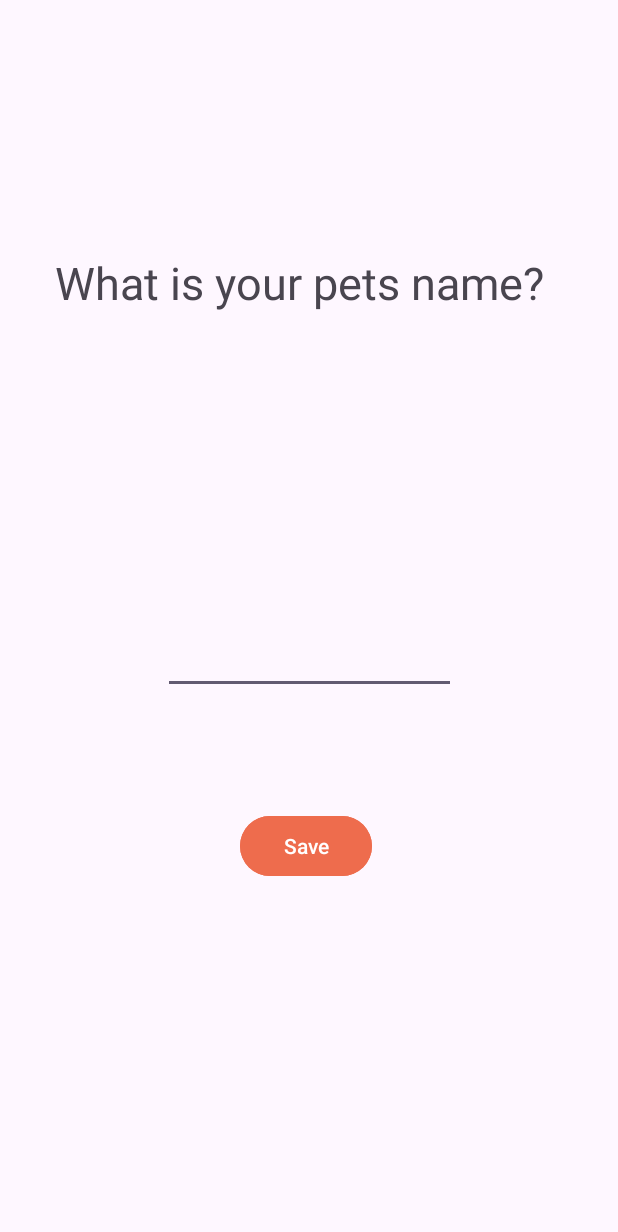
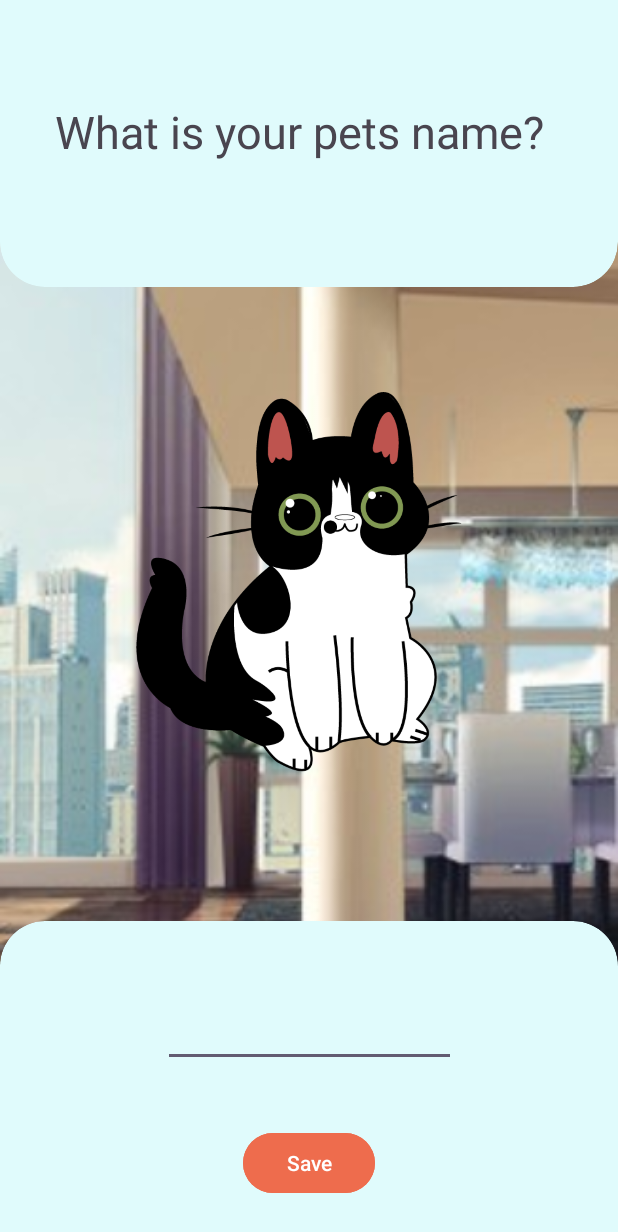
Before and after one commit to Adam-smh/IMAD-A2-st10458049, an Android app: the InitPage screen opened directly, with no data from a screen before it, on a phone screen of 412 x 824 dp. Shown: the top 1232 px of the screen. Run offline under Robolectric (Android 15) with nearby library versions, the phone set to English and light mode, and no system bars.

Commit message:
Pet images added, fixed displaying stats on lauch issue

```diff
--- a/TamagotchiApp/app/src/main/res/layout/activity_init_page.xml
+++ b/TamagotchiApp/app/src/main/res/layout/activity_init_page.xml
@@ -4,7 +4,24 @@
     xmlns:tools="http://schemas.android.com/tools"
     android:layout_width="match_parent"
     android:layout_height="match_parent"
-    tools:context=".MainActivity">
+    tools:context=".MainActivity"
+    android:background="@drawable/bg_day">
+
+    <com.google.android.material.card.MaterialCardView
+        android:layout_width="412dp"
+        android:layout_height="191dp"
+
+        app:cardBackgroundColor="@color/cardBG"
+
+        app:layout_constraintEnd_toEndOf="parent"
+        app:layout_constraintStart_toStartOf="parent"
+        app:layout_constraintTop_toTopOf="parent"
+        app:shapeAppearanceOverlay="@style/topCut"
+        app:strokeWidth="0dp">
+
+        <androidx.constraintlayout.widget.ConstraintLayout
+            android:layout_width="match_parent"
+            android:layout_height="match_parent">
 
             <TextView
                 android:id="@+id/textView"
@@ -18,7 +35,34 @@
                 app:layout_constraintEnd_toEndOf="parent"
                 app:layout_constraintStart_toStartOf="parent"
                 app:layout_constraintTop_toTopOf="parent"
-        app:layout_constraintVertical_bias="0.219" />
+                app:layout_constraintVertical_bias="0.495" />
+        </androidx.constraintlayout.widget.ConstraintLayout>
+    </com.google.android.material.card.MaterialCardView>
+
+    <ImageView
+        android:id="@+id/imageView2"
+        android:layout_width="wrap_content"
+        android:layout_height="wrap_content"
+        app:layout_constraintBottom_toBottomOf="parent"
+        app:layout_constraintEnd_toEndOf="parent"
+        app:layout_constraintStart_toStartOf="parent"
+        app:srcCompat="@drawable/artboard_1" />
+
+    <com.google.android.material.card.MaterialCardView
+        android:id="@+id/materialCardView"
+        android:layout_width="match_parent"
+        android:layout_height="210dp"
+        app:cardBackgroundColor="@color/cardBG"
+        app:layout_constraintBottom_toBottomOf="parent"
+
+        app:layout_constraintEnd_toEndOf="parent"
+        app:layout_constraintStart_toStartOf="parent"
+        app:shapeAppearanceOverlay="@style/botCut"
+        app:strokeWidth="0dp">
+
+        <androidx.constraintlayout.widget.ConstraintLayout
+            android:layout_width="match_parent"
+            android:layout_height="match_parent">
 
             <EditText
 
@@ -27,25 +71,26 @@
                 android:layout_width="195dp"
                 android:layout_height="70dp"
 
+                android:layout_marginBottom="104dp"
                 app:layout_constraintBottom_toBottomOf="parent"
                 app:layout_constraintEnd_toEndOf="parent"
-        app:layout_constraintStart_toStartOf="parent"
-        app:layout_constraintTop_toBottomOf="@+id/textView"
-        app:layout_constraintVertical_bias="0.318" />
+                app:layout_constraintHorizontal_bias="0.502"
+                app:layout_constraintStart_toStartOf="parent" />
 
             <Button
                 android:id="@+id/submitName"
 
                 android:layout_width="wrap_content"
                 android:layout_height="wrap_content"
-        android:layout_marginStart="160dp"
-        android:layout_marginBottom="236dp"
+                android:layout_marginBottom="16dp"
+
+                android:backgroundTint="@color/btnBG"
 
                 android:text="Save"
 
-        android:backgroundTint="@color/btnBG"
-
                 app:layout_constraintBottom_toBottomOf="parent"
+                app:layout_constraintEnd_toEndOf="parent"
                 app:layout_constraintStart_toStartOf="parent" />
-
         </androidx.constraintlayout.widget.ConstraintLayout>
+    </com.google.android.material.card.MaterialCardView>
+</androidx.constraintlayout.widget.ConstraintLayout>
```
Also changed, not shown: TamagotchiApp/app/src/main/java/com/example/tamagotchiapp/PetActions.kt (+42 -0 lines), TamagotchiApp/app/src/main/java/com/example/tamagotchiapp/PetInteraction.kt (+37 -9 lines), TamagotchiApp/app/src/main/res/layout/activity_main.xml (+42 -13 lines), TamagotchiApp/app/src/main/res/layout/activity_pet_interaction.xml (+17 -8 lines), TamagotchiApp/app/src/main/res/drawable/artboard2.png (added), TamagotchiApp/app/src/main/res/drawable/artboard_1.png (added), TamagotchiApp/app/src/main/res/drawable/artboard_10.png (added), TamagotchiApp/app/src/main/res/drawable/artboard_10_copy.png (added), TamagotchiApp/app/src/main/res/drawable/artboard_12.png (added), TamagotchiApp/app/src/main/res/drawable/artboard_12_copy.png (added), TamagotchiApp/app/src/main/res/drawable/artboard_12_copy_2.png (added), TamagotchiApp/app/src/main/res/drawable/artboard_3.png (added), TamagotchiApp/app/src/main/res/drawable/artboard_4.png (added), TamagotchiApp/app/src/main/res/drawable/artboard_5.png (added), 4 more files. Lines whose indentation alone changed are shown as unchanged.
